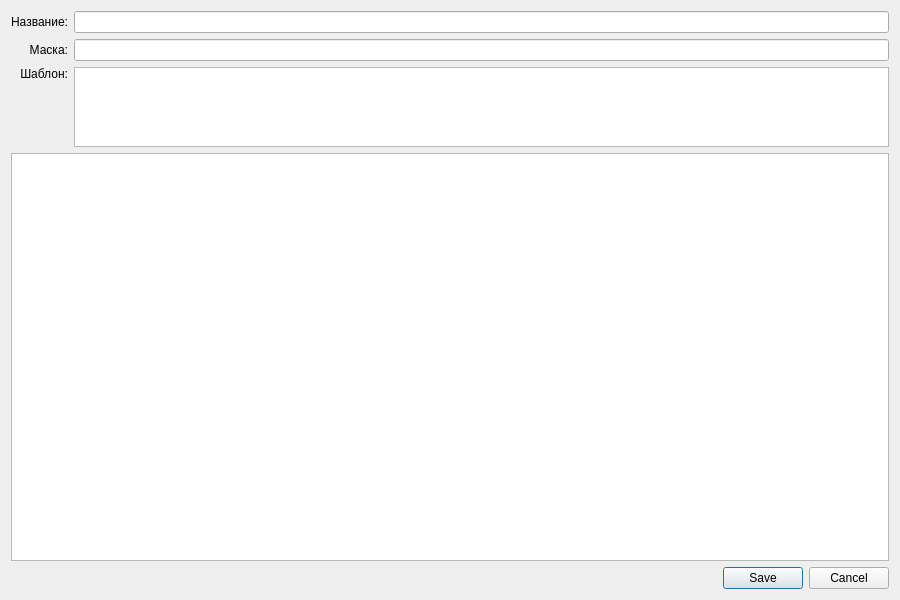
Old version of the form ui/template.ui in the repository bednick/parser-vendor-code.
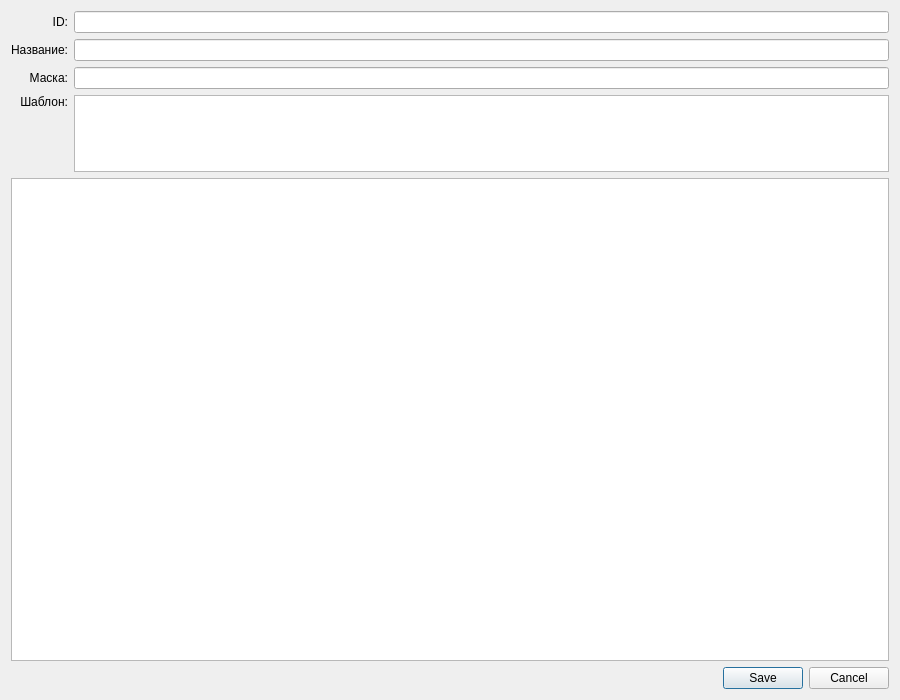
New version of the form.

Commit message: update template item

Patch:
```diff
--- a/ui/template.ui
+++ b/ui/template.ui
@@ -7,13 +7,13 @@
     <x>0</x>
     <y>0</y>
     <width>900</width>
-    <height>600</height>
+    <height>700</height>
    </rect>
   </property>
   <property name="minimumSize">
    <size>
     <width>900</width>
-    <height>600</height>
+    <height>700</height>
    </size>
   </property>
   <property name="windowTitle">
@@ -22,30 +22,7 @@
   <layout class="QVBoxLayout" name="verticalLayout" stretch="1,3,0">
    <item>
     <layout class="QGridLayout" name="gridLayout">
-     <item row="0" column="0">
-      <widget class="QLabel" name="labelName">
-       <property name="text">
-        <string>Название:</string>
-       </property>
-       <property name="alignment">
-        <set>Qt::AlignRight|Qt::AlignTrailing|Qt::AlignVCenter</set>
-       </property>
-      </widget>
-     </item>
-     <item row="0" column="1">
-      <widget class="QLineEdit" name="lineEditName"/>
-     </item>
-     <item row="3" column="0">
-      <widget class="QLabel" name="labelValue">
-       <property name="text">
-        <string>Шаблон:</string>
-       </property>
-       <property name="alignment">
-        <set>Qt::AlignRight|Qt::AlignTop|Qt::AlignTrailing</set>
-       </property>
-      </widget>
-     </item>
-     <item row="3" column="1">
+     <item row="4" column="1">
       <widget class="QTextEdit" name="textEditValue">
        <property name="autoFormatting">
         <set>QTextEdit::AutoNone</set>
@@ -66,9 +43,32 @@
       </widget>
      </item>
      <item row="1" column="1">
-      <widget class="QLineEdit" name="lineEditMask"/>
+      <widget class="QLineEdit" name="lineEditName"/>
+     </item>
+     <item row="4" column="0">
+      <widget class="QLabel" name="labelValue">
+       <property name="text">
+        <string>Шаблон:</string>
+       </property>
+       <property name="alignment">
+        <set>Qt::AlignRight|Qt::AlignTop|Qt::AlignTrailing</set>
+       </property>
+      </widget>
      </item>
      <item row="1" column="0">
+      <widget class="QLabel" name="labelName">
+       <property name="text">
+        <string>Название:</string>
+       </property>
+       <property name="alignment">
+        <set>Qt::AlignRight|Qt::AlignTrailing|Qt::AlignVCenter</set>
+       </property>
+      </widget>
+     </item>
+     <item row="2" column="1">
+      <widget class="QLineEdit" name="lineEditMask"/>
+     </item>
+     <item row="2" column="0">
       <widget class="QLabel" name="labelMask">
        <property name="text">
         <string>Маска:</string>
@@ -81,6 +81,23 @@
        </property>
       </widget>
      </item>
+     <item row="0" column="0">
+      <widget class="QLabel" name="labelID">
+       <property name="text">
+        <string>ID:</string>
+       </property>
+       <property name="alignment">
+        <set>Qt::AlignRight|Qt::AlignTrailing|Qt::AlignVCenter</set>
+       </property>
+      </widget>
+     </item>
+     <item row="0" column="1">
+      <widget class="QLineEdit" name="lineEditID">
+       <property name="readOnly">
+        <bool>true</bool>
+       </property>
+      </widget>
+     </item>
     </layout>
    </item>
    <item>
```
Left out of the diff: 3 changed lines with no effect on the pictures. The commit also changes 4 other files.
